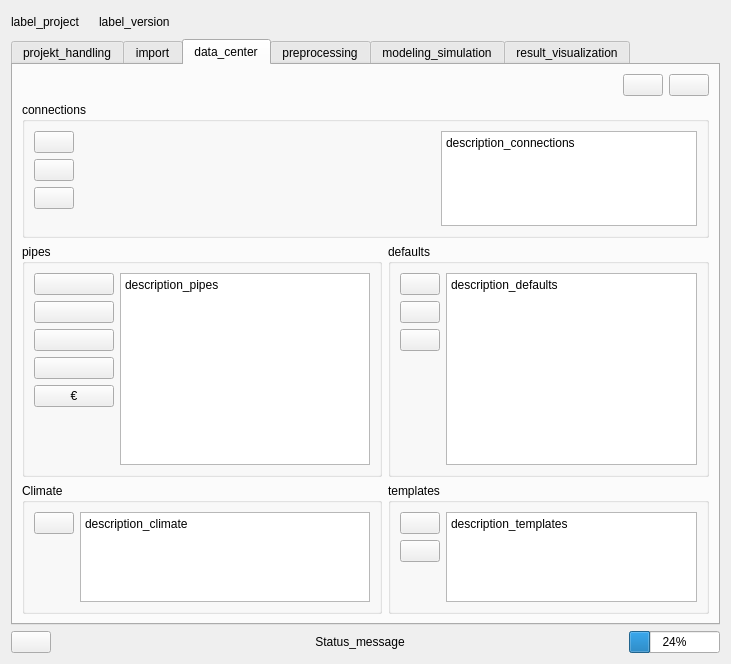
This is districts/districts_dialog_base.ui in equa/IDA-Districts as Qt 5 draws it before an edit. The edited form follows.
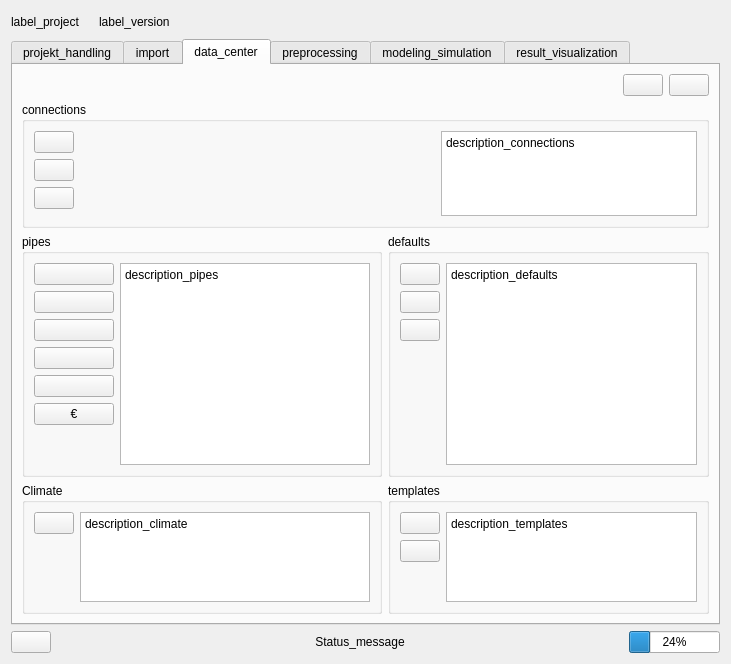
This is the edited form. The open tabs and pages were chosen to show the change. Icons and pictures are not drawn. Custom widgets are drawn as their Qt base class.

```diff
--- a/districts/districts_dialog_base.ui
+++ b/districts/districts_dialog_base.ui
@@ -867,6 +867,16 @@
                 </property>
                </widget>
               </item>
+              <item>
+               <widget class="QPushButton" name="btn_pipe_series">
+                <property name="toolTip">
+                 <string>tooltip_pipe_series</string>
+                </property>
+                <property name="text">
+                 <string/>
+                </property>
+               </widget>
+              </item>
               <item>
                <widget class="QPushButton" name="btn_pipe_bundle_types">
                 <property name="toolTip">
```
